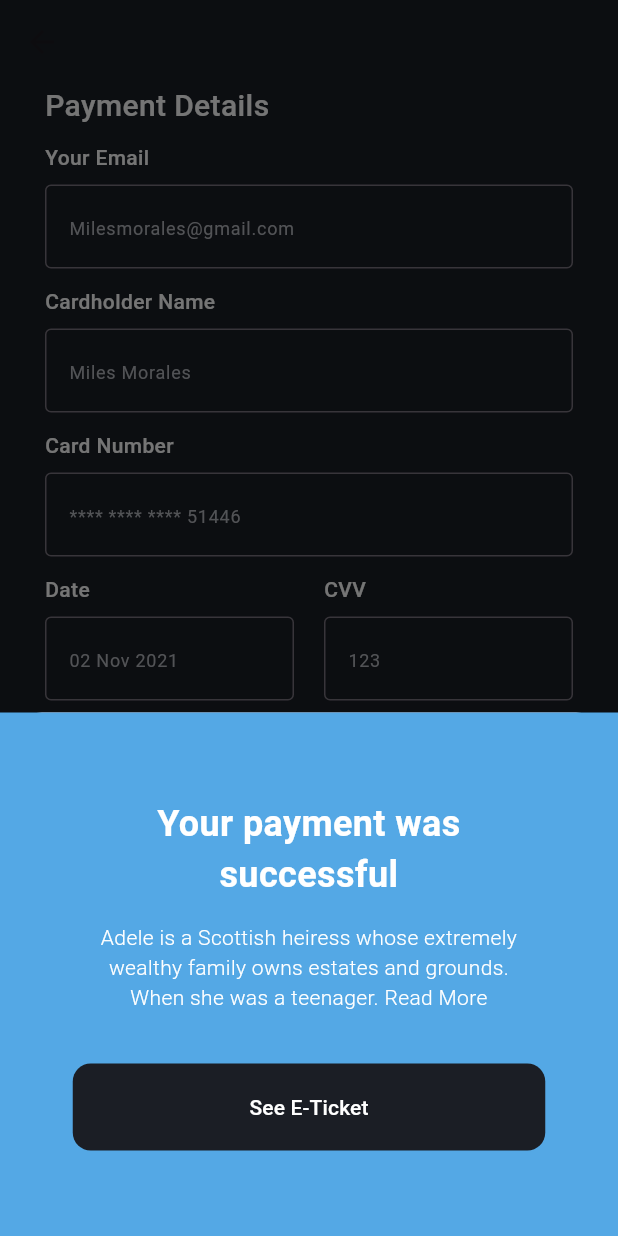
After one commit to rahimov27/movie-app-flutter, a Flutter app: the PaymentPage screen opened directly, after a tap on "Pay Now", on a phone screen of 412 x 824 dp. The commit adds this screen. Run offline on Flutter 3.47's test engine with Material 3 defaults, Android fonts, the phone set to English and light mode, and no system bars; our stand-ins replace carousel_slider, dio, google_fonts, shared_preferences; accounts and stored records are empty.

Commit message:
Added payment details page

```diff
--- /dev/null
+++ b/devtools_options.yaml
@@ -0,0 +1,3 @@
+description: This file stores settings for Dart & Flutter DevTools.
+documentation: https://docs.flutter.dev/tools/devtools/extensions#configure-extension-enablement-states
+extensions:
--- /dev/null
+++ b/lib/common_widgets/check_out_widget.dart
@@ -0,0 +1,44 @@
+import 'package:flutter/material.dart';
+
+class CheckOutWidgets extends StatelessWidget {
+  const CheckOutWidgets(
+      {super.key,
+      required this.fieldName,
+      required this.hintTextField,
+      required this.size});
+
+  final String fieldName;
+  final String hintTextField;
+  final double size;
+
+  @override
+  Widget build(BuildContext context) {
+    return Column(
+      crossAxisAlignment: CrossAxisAlignment.start,
+      children: [
+        Text(
+          fieldName,
+          style: TextStyle(
+              fontSize: 14, fontWeight: FontWeight.w500, color: Colors.white),
+        ),
+        SizedBox(
+          height: 8,
+        ),
+        SizedBox(
+          width: size,
+          child: TextField(
+            decoration: InputDecoration(
+              border: OutlineInputBorder(),
+              hintText: hintTextField,
+              hintStyle: TextStyle(
+                fontSize: 12,
+                color: Color(0xffB2B5BB),
+              ),
+            ),
+          ),
+        ),
+        SizedBox(height: 12),
+      ],
+    );
+  }
+}
--- a/lib/main.dart
+++ b/lib/main.dart
@@ -1,5 +1,7 @@
 import 'package:flutter/material.dart';
 import 'package:movie_app/providers/MovieProvider.dart';
+import 'package:movie_app/ui/PaymentPage.dart';
+import 'package:movie_app/ui/SelectSeats.dart';
 import 'package:movie_app/welcome_pages/ScreenOne.dart';
 import 'package:provider/provider.dart';
 
@@ -20,5 +22,6 @@ class MyApp extends StatelessWidget {
   @override
   Widget build(BuildContext context) {
     return const ScreenOne();
+    // return const PaymentPage();
   }
 }
--- a/lib/resources/images.dart
+++ b/lib/resources/images.dart
@@ -3,5 +3,6 @@ part of 'resources.dart';
 class Images {
   Images._();
 
+  static const String backPoster = 'assets/images/back-poster.jpeg';
   static const String cinemaPoster = 'assets/images/cinema-poster.jpeg';
 }
--- /dev/null
+++ b/lib/ui/PaymentPage.dart
@@ -0,0 +1,152 @@
+import 'package:flutter/material.dart';
+import 'package:movie_app/common_widgets/blue_button.dart';
+import 'package:movie_app/common_widgets/check_out_widget.dart';
+
+class PaymentPage extends StatefulWidget {
+  const PaymentPage({Key? key});
+
+  @override
+  State<PaymentPage> createState() => _PaymentPageState();
+}
+
+class _PaymentPageState extends State<PaymentPage> {
+  @override
+  Widget build(BuildContext context) {
+    return Scaffold(
+      backgroundColor: const Color(0xff1B1E25),
+      appBar: AppBar(
+        backgroundColor: Colors.transparent,
+      ),
+      body: Padding(
+        padding: const EdgeInsets.symmetric(horizontal: 30.0),
+        child: Column(
+          crossAxisAlignment: CrossAxisAlignment.start,
+          children: [
+            Text(
+              "Payment Details",
+              style: TextStyle(
+                fontSize: 20,
+                fontWeight: FontWeight.w500,
+                color: Colors.white,
+              ),
+            ),
+            SizedBox(height: 10),
+            CheckOutWidgets(
+              size: double.infinity,
+              fieldName: "Your Email",
+              hintTextField: "Milesmorales@gmail.com",
+            ),
+            CheckOutWidgets(
+              size: double.infinity,
+              fieldName: "Cardholder Name",
+              hintTextField: "Miles Morales",
+            ),
+            CheckOutWidgets(
+              size: double.infinity,
+              fieldName: "Card Number",
+              hintTextField: "**** **** **** 51446",
+            ),
+            Row(
+              children: [
+                Expanded(
+                  child: CheckOutWidgets(
+                    size: 170,
+                    fieldName: "Date",
+                    hintTextField: "02 Nov 2021",
+                  ),
+                ),
+                SizedBox(width: 20),
+                Expanded(
+                  child: CheckOutWidgets(
+                    size: 170,
+                    fieldName: "CVV",
+                    hintTextField: "123",
+                  ),
+                ),
+              ],
+            ),
+            Spacer(),
+            BlueButton(
+              buttonText: "Pay Now",
+              myFunc: () {
+                setState(() {});
+                showModalBottomSheet<void>(
+                  context: context,
+                  builder: (BuildContext context) {
+                    return Container(
+                      height: 349,
+                      color: Color(0xff54A8E5),
+                      child: Center(
+                        child: Column(
+                          mainAxisAlignment: MainAxisAlignment.center,
+                          mainAxisSize: MainAxisSize.min,
+                          children: <Widget>[
+                            SizedBox(
+                              width: 250,
+                              child: const Text(
+                                textAlign: TextAlign.center,
+                                'Your payment was successful',
+                                style: TextStyle(
+                                    color: Colors.white,
+                                    fontSize: 24,
+                                    fontWeight: FontWeight.bold),
+                              ),
+                            ),
+                            SizedBox(
+                              height: 15,
+                            ),
+                            SizedBox(
+                              width: 302,
+                              child: const Text(
+                                textAlign: TextAlign.center,
+                                "Adele is a Scottish heiress whose extremely wealthy family owns estates and grounds. When she was a teenager. Read More",
+                                style: TextStyle(
+                                    color: Colors.white,
+                                    fontSize: 14,
+                                    fontWeight: FontWeight.w300),
+                              ),
+                            ),
+                            SizedBox(
+                              height: 34,
+                            ),
+                            SizedBox(
+                              width: 315,
+                              height: 58,
+                              child: TextButton(
+                                style: ButtonStyle(
+                                  shape: WidgetStateProperty.all<
+                                      RoundedRectangleBorder>(
+                                    RoundedRectangleBorder(
+                                      borderRadius: BorderRadius.circular(
+                                          12), // Button border radius
+                                      // You can also customize other properties like border color, width, etc.
+                                    ),
+                                  ),
+                                  backgroundColor:
+                                      WidgetStateProperty.all<Color>(
+                                          Color(0xff1B1E25)),
+                                ),
+                                child: Text(
+                                  'See E-Ticket',
+                                  style: TextStyle(color: Colors.white),
+                                ),
+                                onPressed: () {
+                                  Navigator.pop(context);
+                                },
+                              ),
+                            ),
+                          ],
+                        ),
+                      ),
+                    );
+                  },
+                );
+              },
+            ),
+            SizedBox(height: 50),
+          ],
+        ),
+      ),
+    );
+  }
+}
--- a/lib/welcome_pages/ScreenOne.dart
+++ b/lib/welcome_pages/ScreenOne.dart
@@ -31,7 +31,7 @@ class _ScreenOneState extends State<ScreenOne> {
     return Stack(
       children: <Widget>[
         Image.asset(
-          "assets/images/cinema-poster.jpeg",
+          "assets/images/back-poster.jpeg",
           height: MediaQuery.of(context).size.height,
           width: MediaQuery.of(context).size.width,
           fit: BoxFit.cover,
```
Also changed, not shown: lib/common_widgets/blue_button.dart (+5 -9 lines), lib/ui/SelectSeats.dart (added, +104 -0 lines), lib/ui/ThirdPage.dart (+47 -13 lines), assets/images/back-poster.jpeg (added), 1 other file.
